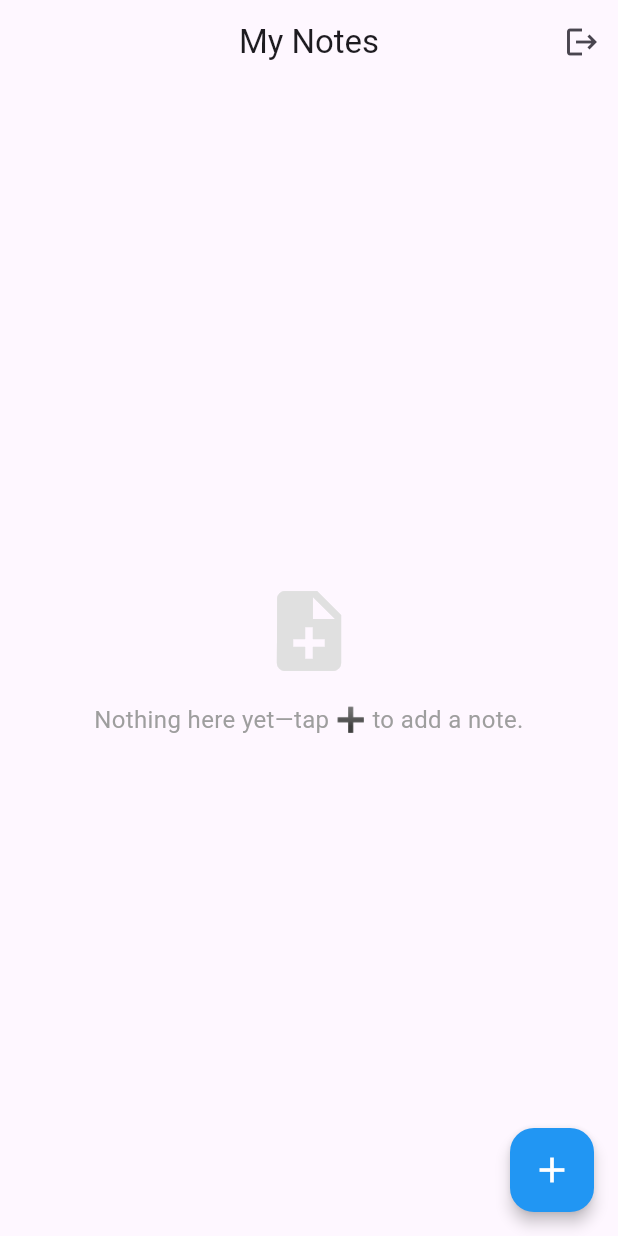
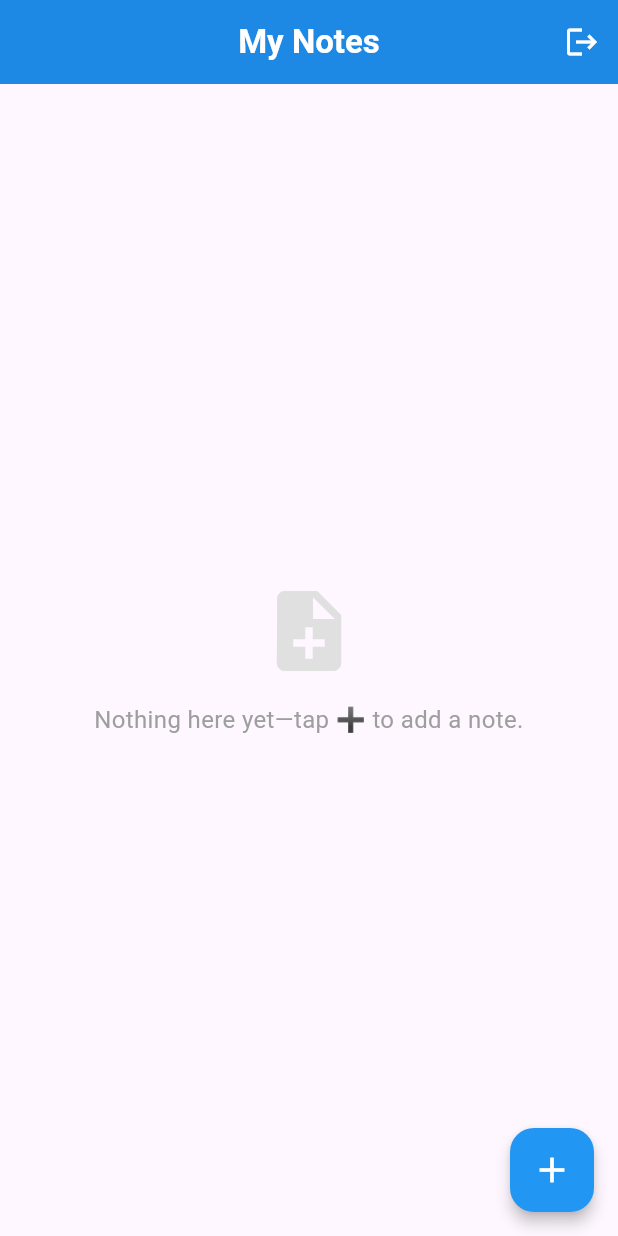
Before and after one commit to JamesJokDutAkuei/nodebook-flutter-app, a Flutter app: the screen it shows once a user with an empty profile is signed in, on a phone screen of 412 x 824 dp. Run offline on Flutter 3.47's test engine with Material 3 defaults, Android fonts, the light colour scheme and no system bars; our stand-ins replace cloud_firestore, firebase_auth, firebase_core, flutter_bloc; accounts and stored records are empty; generated files the repository leaves out were written again.

Commit message:
style: enhance notes screen app bar styling

```diff
--- a/lib/screens/notes_screen.dart
+++ b/lib/screens/notes_screen.dart
@@ -188,7 +188,9 @@ class _NotesScreenState extends State<NotesScreen> {
       value: _notesBloc,
       child: Scaffold(
         appBar: AppBar(
-          title: Text('My Notes'),
+          title: Text('My Notes', style: TextStyle(fontWeight: FontWeight.bold)),
+          backgroundColor: Colors.blue.shade600,
+          foregroundColor: Colors.white,
           actions: [
             IconButton(
               icon: Icon(Icons.logout),
```
